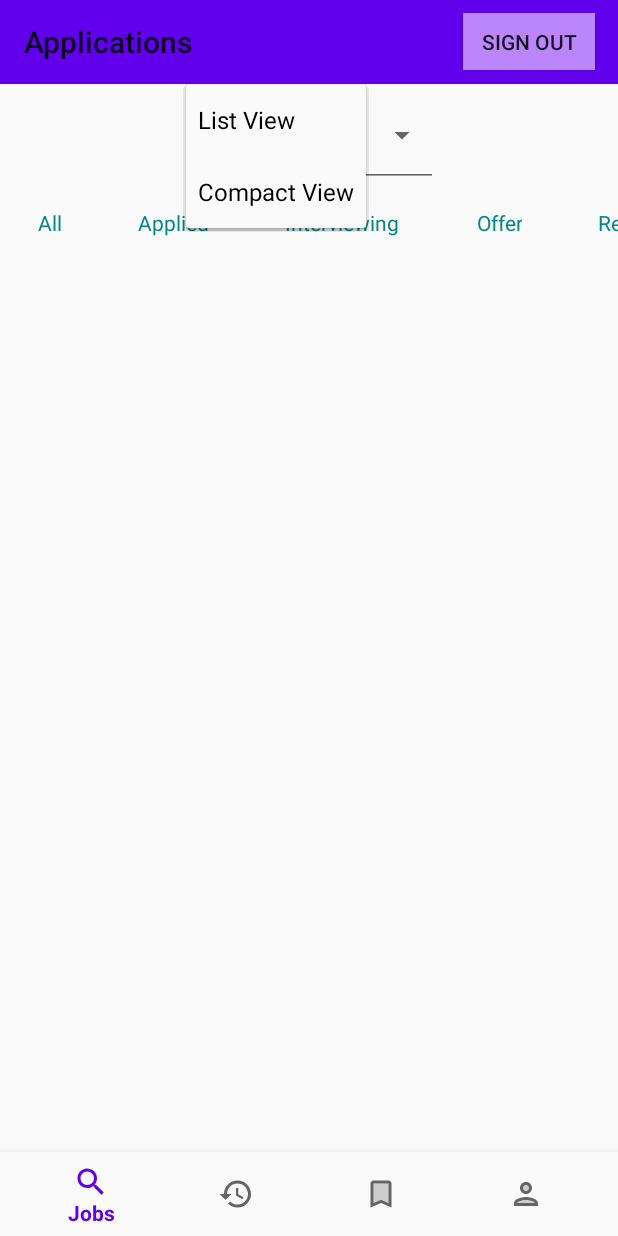
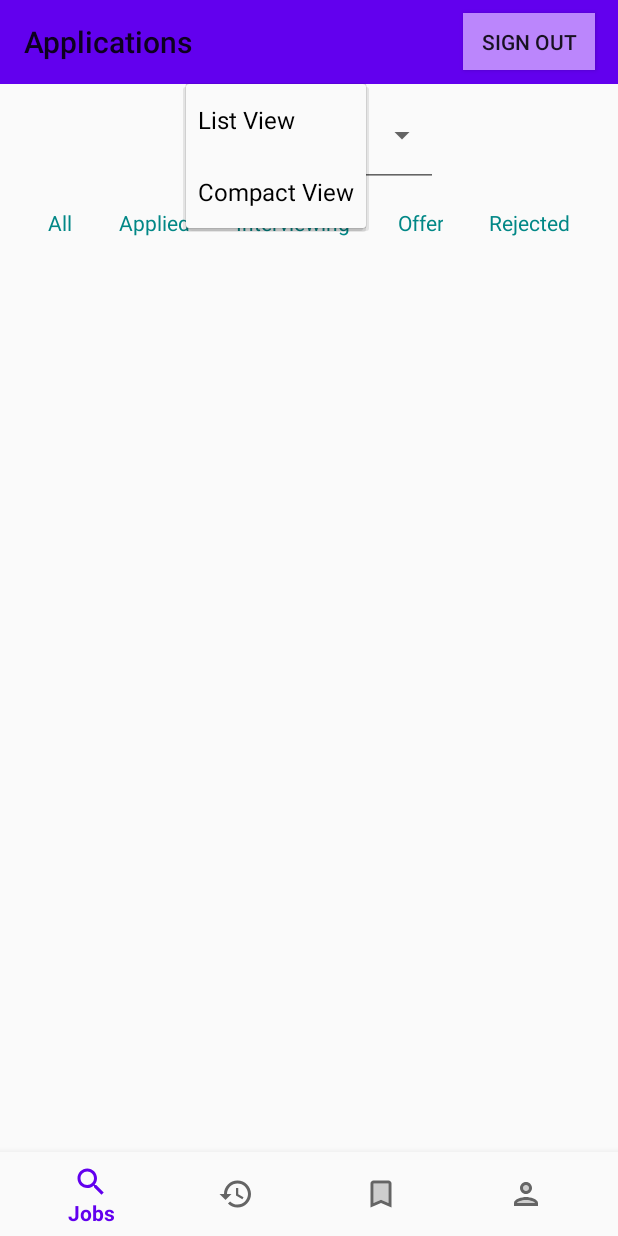
Before and after one commit to katiesun138/FinalProject362, an Android app: the HomeFragment screen opened through its navigation route, after a tap on "List View", on a phone screen of 412 x 824 dp. Run offline under Robolectric (Android 15) with nearby library versions, the phone set to English and light mode, and no system bars; our stand-ins replace Firebase (no records; nobody signed in at launch, a user with empty details on screens opened directly), navigation-ui; libraries missing offline, so code that uses them is left out: com.firebase.ui.

Commit message:
Filter button size reduced
All buttons now fit on screen

```diff
--- a/app/src/main/res/layout/fragment_home.xml
+++ b/app/src/main/res/layout/fragment_home.xml
@@ -41,8 +41,8 @@
                     android:id="@+id/history_filter_button_all"
                     android:layout_width="wrap_content"
                     android:layout_height="wrap_content"
-                    android:paddingStart="25dp"
-                    android:paddingEnd="25dp"
+                    android:paddingStart="15dp"
+                    android:paddingEnd="15dp"
                     android:text="@string/history_filter_button_all"
                     android:textColor="@color/teal_700"
                     style="@style/Widget.AppCompat.Light.ActionButton"
@@ -52,8 +52,8 @@
                     android:id="@+id/history_filter_button_applied"
                     android:layout_width="wrap_content"
                     android:layout_height="wrap_content"
-                    android:paddingStart="25dp"
-                    android:paddingEnd="25dp"
+                    android:paddingStart="15dp"
+                    android:paddingEnd="15dp"
                     android:text="@string/history_filter_button_applied"
                     android:textColor="@color/teal_700"
                     style="@style/Widget.AppCompat.Light.ActionButton" />
@@ -62,8 +62,8 @@
                     android:id="@+id/history_filter_button_interview"
                     android:layout_width="wrap_content"
                     android:layout_height="wrap_content"
-                    android:paddingStart="25dp"
-                    android:paddingEnd="25dp"
+                    android:paddingStart="15dp"
+                    android:paddingEnd="15dp"
                     android:text="@string/history_filter_button_interview"
                     android:textColor="@color/teal_700"
                     style="@style/Widget.AppCompat.Light.ActionButton" />
@@ -72,8 +72,8 @@
                     android:id="@+id/history_filter_button_offer"
                     android:layout_width="wrap_content"
                     android:layout_height="wrap_content"
-                    android:paddingStart="25dp"
-                    android:paddingEnd="25dp"
+                    android:paddingStart="15dp"
+                    android:paddingEnd="15dp"
                     android:text="@string/history_filter_button_offer"
                     android:textColor="@color/teal_700"
                     style="@style/Widget.AppCompat.Light.ActionButton" />
@@ -82,8 +82,8 @@
                     android:id="@+id/history_filter_button_rejected"
                     android:layout_width="wrap_content"
                     android:layout_height="wrap_content"
-                    android:paddingStart="25dp"
-                    android:paddingEnd="25dp"
+                    android:paddingStart="15dp"
+                    android:paddingEnd="15dp"
                     android:text="@string/history_filter_button_rejected"
                     android:textColor="@color/teal_700"
                     style="@style/Widget.AppCompat.Light.ActionButton" />
```
